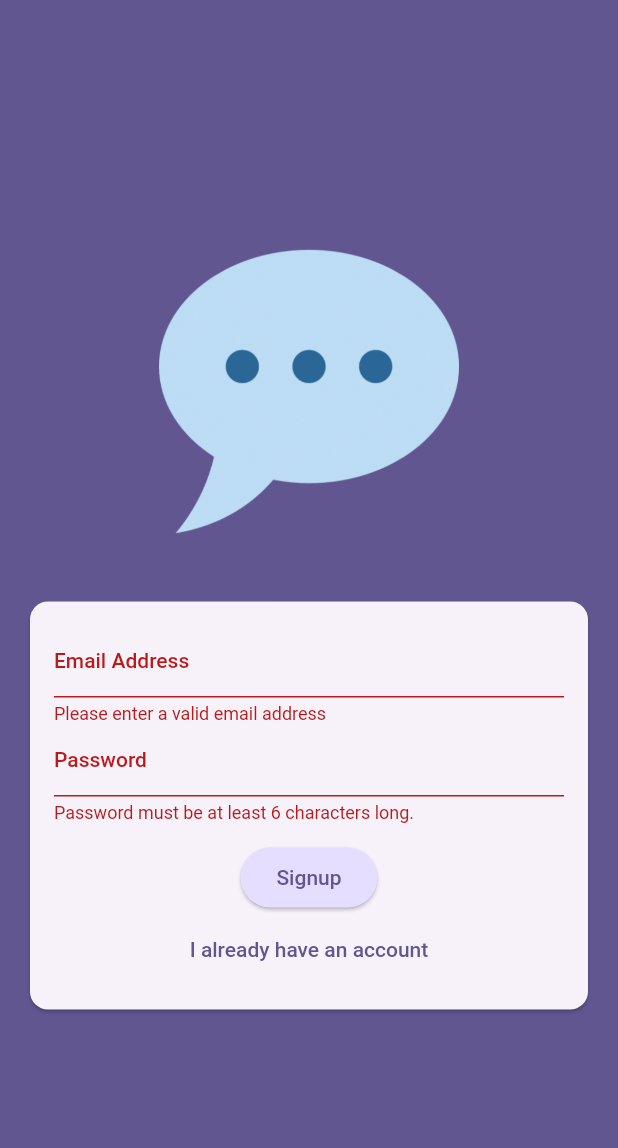
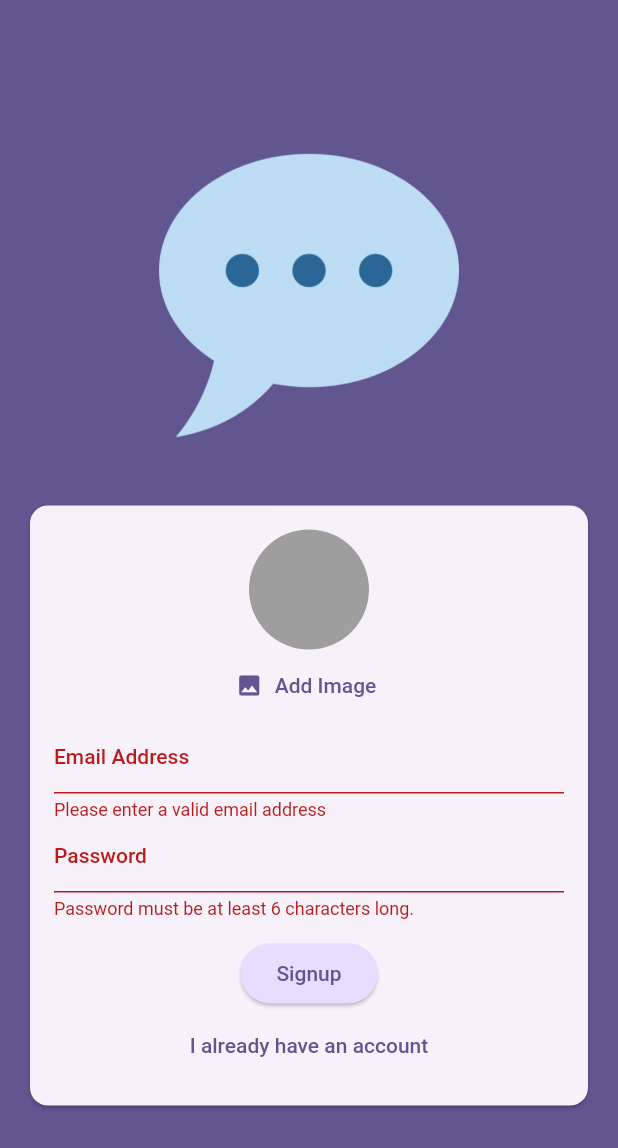
Before and after one commit to Lastlilith/flutter_chat_app, a Flutter app: the screen it shows after launch, after a tap on "Login", after a tap on "Create an account", on a phone screen of 412 x 824 dp. Shown: the top 1148 px of the screen. Run offline on Flutter 3.47's test engine with Material 2 defaults, Android fonts, the phone set to English and light mode, and no system bars; our stand-ins replace firebase_auth, firebase_core, firebase_storage, image_picker; accounts and stored records are empty.

Commit message:
added image sending to server

```diff
--- a/lib/screens/auth.dart
+++ b/lib/screens/auth.dart
@@ -1,5 +1,9 @@
+import 'dart:io';
+
 import 'package:firebase_auth/firebase_auth.dart';
+import 'package:firebase_storage/firebase_storage.dart';
 import 'package:flutter/material.dart';
+import 'package:flutter_chat_app/widgets/user_image_picker.dart';
 
 final _firebase = FirebaseAuth.instance;
 
@@ -18,23 +22,37 @@ class _AuthScreenState extends State<AuthScreen> {
   var _isLogin = true;
   var _enteredEmail = '';
   var _enteredPassword = '';
+  File? _selectedImage;
+  var _isAuthenticating = false;
 
   void _submit() async {
     final isValid = _form.currentState!.validate();
 
-    if (!isValid) {
+    if (!isValid || !_isLogin && _selectedImage == null) {
+      //show error message...
       return;
     }
 
     _form.currentState!.save();
 
     try {
+      setState(() {
+        _isAuthenticating = true;
+      });
       if (_isLogin) {
         final userCredentials = await _firebase.signInWithEmailAndPassword(
             email: _enteredEmail, password: _enteredPassword);
       } else {
         final userCredentials = await _firebase.createUserWithEmailAndPassword(
             email: _enteredEmail, password: _enteredPassword);
+
+        final storageRef = FirebaseStorage.instance
+            .ref()
+            .child('user_images')
+            .child('${userCredentials.user!.uid}.jpg');
+        await storageRef.putFile(_selectedImage!);
+        final imageUrl = await storageRef.getDownloadURL();
+        print(imageUrl);
       }
     } on FirebaseAuthException catch (error) {
       if (error.code == 'email-already-in-use') {}
@@ -45,6 +63,9 @@ class _AuthScreenState extends State<AuthScreen> {
           content: Text(error.message ?? 'Authentication failed'),
         ),
       );
+      setState(() {
+        _isAuthenticating = false;
+      });
     }
   }
 
@@ -77,6 +98,12 @@ class _AuthScreenState extends State<AuthScreen> {
                       child: Column(
                         mainAxisSize: MainAxisSize.min,
                         children: [
+                          if (!_isLogin)
+                            UserImagePicker(
+                              onPickImage: (pickecImage) {
+                                _selectedImage = pickecImage;
+                              },
+                            ),
                           TextFormField(
                             decoration: const InputDecoration(
                               labelText: 'Email Address',
@@ -111,9 +138,10 @@ class _AuthScreenState extends State<AuthScreen> {
                               _enteredPassword = value!;
                             },
                           ),
-                          const SizedBox(
-                            height: 12,
-                          ),
+                          const SizedBox(height: 12),
+                          if (_isAuthenticating)
+                            const CircularProgressIndicator(),
+                          if (!_isAuthenticating)
                             ElevatedButton(
                               onPressed: _submit,
                               style: ElevatedButton.styleFrom(
@@ -122,6 +150,7 @@ class _AuthScreenState extends State<AuthScreen> {
                                       .primaryContainer),
                               child: Text(_isLogin ? 'Login' : 'Signup'),
                             ),
+                          if (!_isAuthenticating)
                             TextButton(
                               onPressed: () {
                                 setState(() {
--- /dev/null
+++ b/lib/widgets/user_image_picker.dart
@@ -0,0 +1,59 @@
+import 'dart:io';
+
+import 'package:flutter/material.dart';
+import 'package:image_picker/image_picker.dart';
+
+class UserImagePicker extends StatefulWidget {
+  const UserImagePicker({super.key, required this.onPickImage});
+
+  final void Function(File pickedImage) onPickImage;
+
+  @override
+  State<UserImagePicker> createState() {
+    return _UserImagePickerState();
+  }
+}
+
+class _UserImagePickerState extends State<UserImagePicker> {
+  File? _pickedImageFile;
+
+  void _pickImage() async {
+    final pickedImage = await ImagePicker().pickImage(
+      source: ImageSource.camera,
+      imageQuality: 50,
+      maxWidth: 150,
+    );
+
+    if (pickedImage == null) {
+      return;
+    }
+
+    setState(() {
+      _pickedImageFile = File(pickedImage.path);
+    });
+
+    widget.onPickImage(_pickedImageFile!);
+  }
+
+  @override
+  Widget build(BuildContext context) {
+    return Column(
+      children: [
+        CircleAvatar(
+          radius: 40,
+          backgroundColor: Colors.grey,
+          foregroundImage:
+              _pickedImageFile != null ? FileImage(_pickedImageFile!) : null,
+        ),
+        TextButton.icon(
+          onPressed: _pickImage,
+          icon: const Icon(Icons.image),
+          label: Text(
+            'Add Image',
+            style: TextStyle(color: Theme.of(context).colorScheme.primary),
+          ),
+        ),
+      ],
+    );
+  }
+}
--- a/pubspec.yaml
+++ b/pubspec.yaml
@@ -37,6 +37,8 @@ dependencies:
   cupertino_icons: ^1.0.2
   firebase_core: ^2.15.1
   firebase_auth: ^4.7.3
+  firebase_storage: ^11.2.6
+  image_picker: ^1.0.2
 
 dev_dependencies:
   flutter_test:
```
Also changed, not shown: pubspec.lock, 5 other files. Lines whose indentation alone changed are shown as unchanged.
